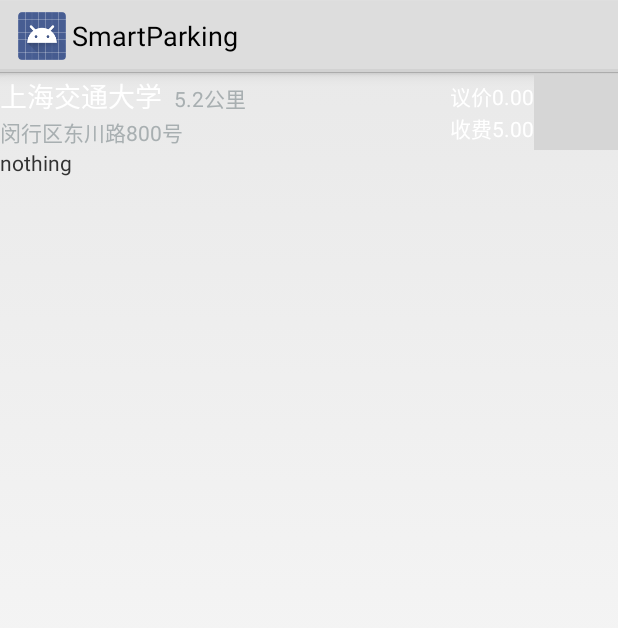
After one commit to liaorc/SmartParking, an Android app: the layout list_item_park_info.xml on its own in the app's theme, with its tools: preview values and no code run, on a phone screen of 412 x 824 dp. The commit adds this screen. Shown: the top 628 px of the screen. Run offline under Robolectric (Android 15) with nearby library versions, the phone set to English and light mode, and no system bars; grey boxes are pictures that could not be loaded.

Commit message:
list view added

```diff
--- a/app/src/main/java/cn/edu/sjtu/icat/smartparking/JSONLabel.java
+++ b/app/src/main/java/cn/edu/sjtu/icat/smartparking/JSONLabel.java
@@ -32,6 +32,7 @@ public class JSONLabel {
 
     public static final String ID = "id";
     public static final String DONE_ORDERS = "done_orders";
+    public static final String NEG_ORDERS = "neg_orders";
     public static final String BANNED = "banned";
     public static final String MOBILE = "mobile";
     public static final String USER_INFO = "userInfo";
--- a/app/src/main/res/anim/hide_menu.xml
+++ b/app/src/main/res/anim/hide_menu.xml
@@ -1,8 +1,10 @@
 <?xml version="1.0" encoding="utf-8"?>
-<set xmlns:android="http://schemas.android.com/apk/res/android">
+<set xmlns:android="http://schemas.android.com/apk/res/android"
+     android:interpolator="@android:anim/bounce_interpolator"
+    >
     <translate
         android:fromYDelta="0%"
         android:toYDelta="-100%"
-        android:duration="200">
+        android:duration="600">
     </translate>
 </set>
--- a/app/src/main/res/anim/show_menu.xml
+++ b/app/src/main/res/anim/show_menu.xml
@@ -1,8 +1,10 @@
 <?xml version="1.0" encoding="utf-8"?>
-<set xmlns:android="http://schemas.android.com/apk/res/android">
+<set xmlns:android="http://schemas.android.com/apk/res/android"
+     android:interpolator="@android:anim/bounce_interpolator">
     <translate
         android:fromYDelta="-100%"
         android:toYDelta="0%"
-        android:duration="200">
+        android:duration="600"
+        >
     </translate>
 </set>
--- /dev/null
+++ b/app/src/main/res/layout/list_item_park_info.xml
@@ -0,0 +1,101 @@
+<?xml version="1.0" encoding="utf-8"?>
+<LinearLayout xmlns:android="http://schemas.android.com/apk/res/android"
+              android:orientation="horizontal"
+              android:layout_width="match_parent"
+              android:layout_height="wrap_content"
+              android:paddingTop="2dp"
+              android:paddingBottom="2dp"
+    >
+
+    <LinearLayout
+        android:layout_width="wrap_content"
+        android:layout_height="wrap_content"
+        android:orientation="vertical"
+        android:gravity="center_vertical"
+        android:layout_gravity="center"
+        >
+
+        <LinearLayout
+            android:layout_width="wrap_content"
+            android:layout_height="wrap_content"
+            android:layout_gravity="bottom"
+            >
+            <TextView
+                android:layout_width="wrap_content"
+                android:layout_height="wrap_content"
+                android:text="上海交通大学"
+                android:textColor="@color/white"
+                android:id="@+id/list_item_park_name"
+                android:textSize="18sp"
+                />
+            <TextView
+                android:layout_width="wrap_content"
+                android:layout_height="wrap_content"
+                android:paddingLeft="8dp"
+                android:text="5.2公里"
+                android:textColor="@color/sub_text_color"
+                android:id="@+id/list_item_park_distance"
+
+                />
+        </LinearLayout>
+
+        <TextView
+            android:layout_width="wrap_content"
+            android:layout_height="wrap_content"
+            android:text="闵行区东川路800号"
+            android:textColor="@color/sub_text_color"
+            android:id="@+id/list_item_park_address"
+            />
+        <TextView
+            android:id="@+id/TextView"
+            android:layout_width="wrap_content"
+            android:layout_height="wrap_content"
+            android:text="nothing"
+            />
+
+    </LinearLayout>
+
+
+
+    <LinearLayout
+        android:layout_width="fill_parent"
+        android:layout_height="wrap_content"
+        android:orientation="horizontal"
+        android:gravity="end|right"
+        >
+        <LinearLayout
+            android:layout_width="wrap_content"
+            android:layout_height="fill_parent"
+            android:orientation="vertical"
+            android:gravity="center"
+            >
+
+            <TextView
+                android:layout_width="wrap_content"
+                android:layout_height="wrap_content"
+                android:text="议价0.00"
+                android:textColor="@color/white"
+                android:id="@+id/list_item_fee"
+                />
+
+            <TextView
+                android:layout_width="wrap_content"
+                android:layout_height="wrap_content"
+                android:text="收费5.00"
+                android:textColor="@color/white"
+                android:id="@+id/list_item_price"
+                />
+
+        </LinearLayout>
+        <ImageView
+            android:layout_width="56dp"
+            android:layout_height="50dp"
+            android:paddingRight="12dp"
+            android:paddingLeft="12dp"
+            android:src="@drawable/unselected_button240x240"
+            android:id="@+id/list_item_select_checkbox"
+            />
+    </LinearLayout>
+
+
+</LinearLayout>
--- a/app/src/main/res/values/colors.xml
+++ b/app/src/main/res/values/colors.xml
@@ -6,12 +6,15 @@
 
 
     <color name="main_background">#293347</color>
-    <color name="main_background_apparent">#9a293347</color>
+    <color name="main_background_apparent">#b2292f47</color>
     <color name="secondary_background">#2c3d51</color>
     <color name="tab_color">#8a9faf</color>
     <color name="main_text_color">#8a9496</color>
     <color name="dark_color">#454457</color>
 
+    <color name="white">#ffffff</color>
+    <color name="sub_text_color">#a8afb1</color>
+
     <color name="actionbar_text">#424358</color>
     <color name="actionbar_background">#5eca94</color>
 </resources>
```
Also changed, not shown: app/src/main/java/cn/edu/sjtu/icat/smartparking/MainFragment.java (+67 -7 lines), app/src/main/java/cn/edu/sjtu/icat/smartparking/MiscUtils.java (added, +96 -0 lines), app/src/main/java/cn/edu/sjtu/icat/smartparking/ParkInfo.java (added, +84 -0 lines), app/src/main/java/cn/edu/sjtu/icat/smartparking/ParkListBuilder.java (added, +24 -0 lines).
